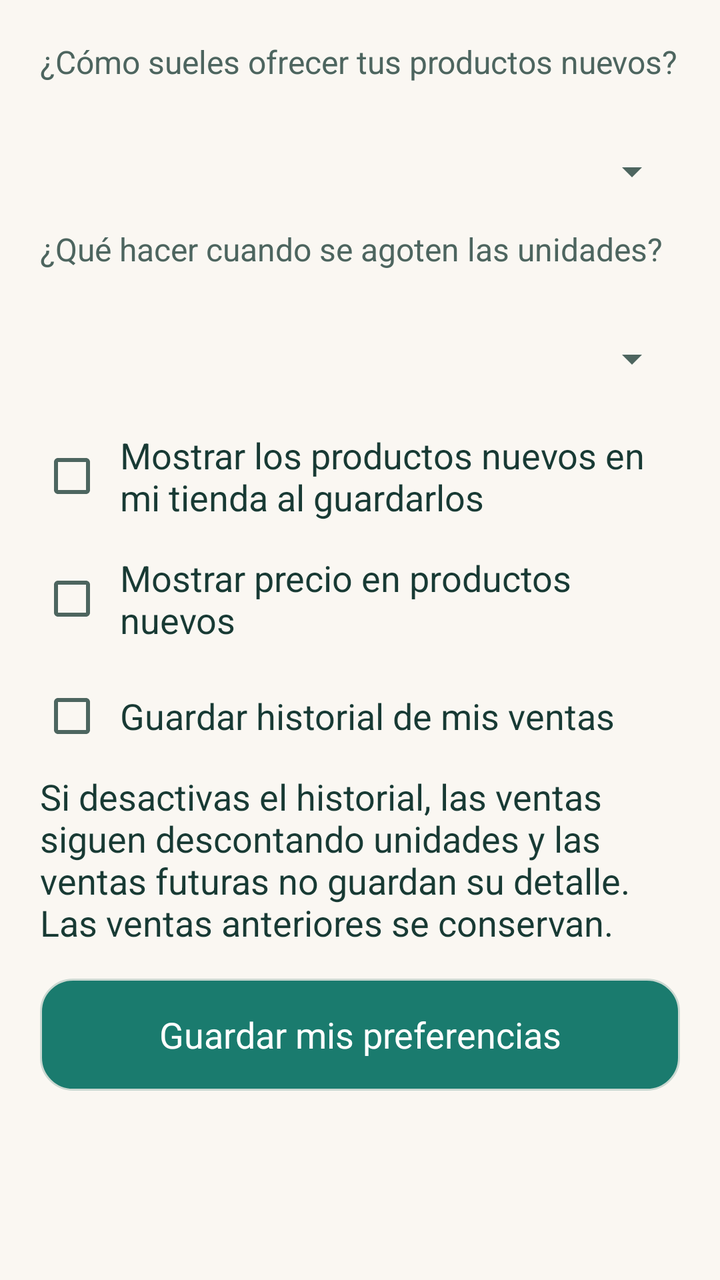
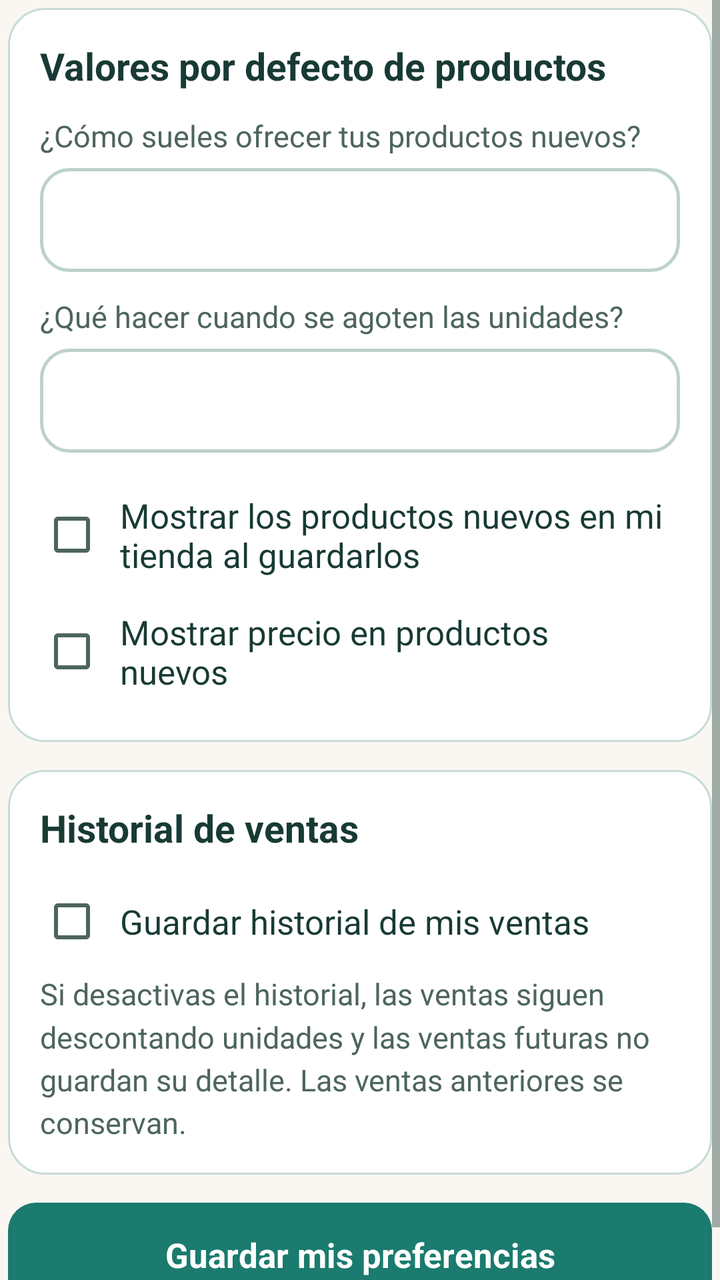

An Android layout rendered at two revisions. The XML below is the earlier revision; the diff shows what the commit changed to produce the second picture.
<!-- AndroidManifest.xml: application theme Theme.ConectaSur -->
<!-- res/layout/screen_owner_defaults.xml -->
<?xml version="1.0" encoding="utf-8"?>
<FrameLayout xmlns:android="http://schemas.android.com/apk/res/android" android:layout_width="match_parent" android:layout_height="match_parent"><ScrollView android:layout_width="match_parent" android:layout_height="match_parent" android:fillViewport="true"><LinearLayout android:id="@+id/screen_owner_defaults_body" android:layout_width="match_parent" android:layout_height="wrap_content" android:orientation="vertical" android:padding="20dp"><TextView android:id="@+id/pd_mode_label" style="@style/ConectaSur.Label" android:layout_width="match_parent" android:layout_height="wrap_content" android:text="@string/e5_screen_owner_defaults_1" /><Spinner android:id="@+id/pd_mode" android:layout_width="match_parent" android:layout_height="wrap_content" android:minHeight="56dp" android:contentDescription="@string/e5_screen_owner_defaults_2" /><TextView android:id="@+id/pd_soldout_label" style="@style/ConectaSur.Label" android:layout_width="match_parent" android:layout_height="wrap_content" android:text="@string/e5_screen_owner_defaults_3" /><Spinner android:id="@+id/pd_soldout" android:layout_width="match_parent" android:layout_height="wrap_content" android:minHeight="56dp" android:contentDescription="@string/e5_screen_owner_defaults_4" /><CheckBox android:id="@+id/pd_visible" style="@style/ConectaSur.Check" android:layout_width="match_parent" android:layout_height="wrap_content" android:text="@string/e5_screen_owner_defaults_5" /><CheckBox android:id="@+id/pd_price" style="@style/ConectaSur.Check" android:layout_width="match_parent" android:layout_height="wrap_content" android:text="@string/e5_screen_owner_defaults_6" /><CheckBox android:id="@+id/pd_history" style="@style/ConectaSur.Check" android:layout_width="match_parent" android:layout_height="wrap_content" android:text="@string/e5_screen_owner_defaults_7" /><TextView android:id="@+id/pd_note" style="@style/ConectaSur.Body" android:layout_width="match_parent" android:layout_height="wrap_content" android:text="@string/e5_screen_owner_defaults_8" /><Button android:id="@+id/pd_save" style="@style/ConectaSur.Button.Primary" android:layout_width="match_parent" android:layout_height="wrap_content" android:text="@string/e5_screen_owner_defaults_9" /></LinearLayout></ScrollView></FrameLayout>
<!-- resources referenced by this layout -->
<resources>
  <style name="ConectaSur.Body" parent="android:Widget.TextView">
          <item name="android:textSize">18sp</item>
          <item name="android:textColor">?attr/appInk</item>
          <item name="android:layout_marginBottom">16dp</item>
      </style>
  <style name="ConectaSur.Check" parent="android:Widget.CompoundButton.CheckBox">
          <item name="android:textSize">18sp</item><item name="android:textColor">?attr/appInk</item>
          <item name="android:minHeight">56dp</item><item name="android:padding">8dp</item>
      </style>
  <style name="ConectaSur.Label" parent="ConectaSur.Body">
          <item name="android:textSize">16sp</item>
          <item name="android:textColor">?attr/appMuted</item>
      </style>
  <style name="Theme.ConectaSur" parent="android:style/Theme.Material.Light.NoActionBar">
          <item name="android:fontFamily">sans-serif</item>
          <item name="android:windowLightStatusBar">true</item>
          <item name="android:colorAccent">@color/conectasur_forest</item>
          <item name="android:windowBackground">@color/conectasur_cream</item>
          <item name="android:colorBackground">@color/conectasur_cream</item>
          <item name="android:textColorPrimary">@color/conectasur_ink</item>
          <item name="android:textColorSecondary">#4D655F</item>
          <item name="appInk">@color/conectasur_ink</item>
          <item name="appMuted">#4D655F</item>
          <item name="appSurface">#FFFFFF</item>
          <item name="appPrimary">@color/conectasur_forest</item>
          <item name="appBorder">#CAD8D1</item>
      </style>
  <style name="ConectaSur.Button" parent="android:Widget.Button">
          <item name="android:background">@drawable/button_outline</item>
          <item name="android:textColor">?attr/appInk</item>
          <item name="android:textSize">18sp</item>
          <item name="android:textAllCaps">false</item>
          <item name="android:minHeight">56dp</item>
          <item name="android:paddingStart">16dp</item>
          <item name="android:paddingEnd">16dp</item>
          <item name="android:paddingTop">12dp</item>
          <item name="android:paddingBottom">12dp</item>
          <item name="android:layout_marginBottom">12dp</item>
          <item name="android:drawablePadding">12dp</item>
          <item name="android:stateListAnimator">@null</item>
      </style>
  <!-- drawable button_primary (drawable) -->
  <?xml version='1.0' encoding='utf-8'?>
  <selector xmlns:android="http://schemas.android.com/apk/res/android">
      <item android:state_pressed="true">
          <shape>
              <solid android:color="#10544C" />
              <corners android:radius="16dp" />
              <stroke android:width="3dp" android:color="?attr/appInk" />
          </shape>
      </item>
      <item android:state_focused="true">
          <shape>
              <solid android:color="?attr/appPrimary" />
              <corners android:radius="16dp" />
              <stroke android:width="3dp" android:color="#FFFFFF" />
          </shape>
      </item>
      <item>
          <shape>
              <solid android:color="?attr/appPrimary" />
              <corners android:radius="16dp" />
              <stroke android:width="1dp" android:color="?attr/appBorder" />
          </shape>
      </item>
  </selector>
  <!-- drawable button_outline (drawable) -->
  <?xml version='1.0' encoding='utf-8'?>
  <selector xmlns:android="http://schemas.android.com/apk/res/android">
      <item android:state_pressed="true">
          <shape>
              <solid android:color="#DCEDE6" />
              <corners android:radius="16dp" />
              <stroke android:width="3dp" android:color="?attr/appInk" />
          </shape>
      </item>
      <item android:state_focused="true">
          <shape>
              <solid android:color="?attr/appSurface" />
              <corners android:radius="16dp" />
              <stroke android:width="3dp" android:color="#A85D17" />
          </shape>
      </item>
      <item android:state_selected="true">
          <shape>
              <solid android:color="?attr/appSurface" />
              <corners android:radius="16dp" />
              <stroke android:width="3dp" android:color="?attr/appPrimary" />
          </shape>
      </item>
      <item>
          <shape>
              <solid android:color="?attr/appSurface" />
              <corners android:radius="16dp" />
              <stroke android:width="1dp" android:color="?attr/appBorder" />
          </shape>
      </item>
  </selector>
  <!-- unchanged entries left out for length: 13 -->
</resources>

<!-- the commit's change to res/layout/screen_owner_defaults.xml (unified diff, before → after) -->
@@ -1,2 +1,121 @@
 <?xml version="1.0" encoding="utf-8"?>
-<FrameLayout xmlns:android="http://schemas.android.com/apk/res/android" android:layout_width="match_parent" android:layout_height="match_parent"><ScrollView android:layout_width="match_parent" android:layout_height="match_parent" android:fillViewport="true"><LinearLayout android:id="@+id/screen_owner_defaults_body" android:layout_width="match_parent" android:layout_height="wrap_content" android:orientation="vertical" android:padding="20dp"><TextView android:id="@+id/pd_mode_label" style="@style/ConectaSur.Label" android:layout_width="match_parent" android:layout_height="wrap_content" android:text="@string/e5_screen_owner_defaults_1" /><Spinner android:id="@+id/pd_mode" android:layout_width="match_parent" android:layout_height="wrap_content" android:minHeight="56dp" android:contentDescription="@string/e5_screen_owner_defaults_2" /><TextView android:id="@+id/pd_soldout_label" style="@style/ConectaSur.Label" android:layout_width="match_parent" android:layout_height="wrap_content" android:text="@string/e5_screen_owner_defaults_3" /><Spinner android:id="@+id/pd_soldout" android:layout_width="match_parent" android:layout_height="wrap_content" android:minHeight="56dp" android:contentDescription="@string/e5_screen_owner_defaults_4" /><CheckBox android:id="@+id/pd_visible" style="@style/ConectaSur.Check" android:layout_width="match_parent" android:layout_height="wrap_content" android:text="@string/e5_screen_owner_defaults_5" /><CheckBox android:id="@+id/pd_price" style="@style/ConectaSur.Check" android:layout_width="match_parent" android:layout_height="wrap_content" android:text="@string/e5_screen_owner_defaults_6" /><CheckBox android:id="@+id/pd_history" style="@style/ConectaSur.Check" android:layout_width="match_parent" android:layout_height="wrap_content" android:text="@string/e5_screen_owner_defaults_7" /><TextView android:id="@+id/pd_note" style="@style/ConectaSur.Body" android:layout_width="match_parent" android:layout_height="wrap_content" android:text="@string/e5_screen_owner_defaults_8" /><Button android:id="@+id/pd_save" style="@style/ConectaSur.Button.Primary" android:layout_width="match_parent" android:layout_height="wrap_content" android:text="@string/e5_screen_owner_defaults_9" /></LinearLayout></ScrollView></FrameLayout>
+<FrameLayout xmlns:android="http://schemas.android.com/apk/res/android"
+    android:layout_width="match_parent"
+    android:layout_height="match_parent">
+
+    <ScrollView
+        android:layout_width="match_parent"
+        android:layout_height="match_parent"
+        android:fillViewport="true">
+
+        <LinearLayout
+            android:id="@+id/screen_owner_defaults_body"
+            android:layout_width="match_parent"
+            android:layout_height="wrap_content"
+            android:orientation="vertical"
+            android:padding="4dp">
+
+            <LinearLayout
+                android:layout_width="match_parent"
+                android:layout_height="wrap_content"
+                android:layout_marginBottom="14dp"
+                android:background="@drawable/card_surface"
+                android:orientation="vertical"
+                android:padding="16dp">
+
+                <TextView
+                    style="@style/ConectaSur.Section"
+                    android:layout_width="match_parent"
+                    android:layout_height="wrap_content"
+                    android:layout_marginTop="0dp"
+                    android:layout_marginBottom="12dp"
+                    android:text="Valores por defecto de productos" />
+
+                <TextView
+                    android:id="@+id/pd_mode_label"
+                    style="@style/ConectaSur.Label"
+                    android:layout_width="match_parent"
+                    android:layout_height="wrap_content"
+                    android:text="@string/e5_screen_owner_defaults_1" />
+
+                <Spinner
+                    android:id="@+id/pd_mode"
+                    android:layout_width="match_parent"
+                    android:layout_height="wrap_content"
+                    android:layout_marginBottom="12dp"
+                    android:background="@drawable/input_field"
+                    android:contentDescription="@string/e5_screen_owner_defaults_2"
+                    android:minHeight="52dp" />
+
+                <TextView
+                    android:id="@+id/pd_soldout_label"
+                    style="@style/ConectaSur.Label"
+                    android:layout_width="match_parent"
+                    android:layout_height="wrap_content"
+                    android:text="@string/e5_screen_owner_defaults_3" />
+
+                <Spinner
+                    android:id="@+id/pd_soldout"
+                    android:layout_width="match_parent"
+                    android:layout_height="wrap_content"
+                    android:layout_marginBottom="12dp"
+                    android:background="@drawable/input_field"
+                    android:contentDescription="@string/e5_screen_owner_defaults_4"
+                    android:minHeight="52dp" />
+
+                <CheckBox
+                    android:id="@+id/pd_visible"
+                    style="@style/ConectaSur.Check"
+                    android:layout_width="match_parent"
+                    android:layout_height="wrap_content"
+                    android:text="@string/e5_screen_owner_defaults_5" />
+
+                <CheckBox
+                    android:id="@+id/pd_price"
+                    style="@style/ConectaSur.Check"
+                    android:layout_width="match_parent"
+                    android:layout_height="wrap_content"
+                    android:text="@string/e5_screen_owner_defaults_6" />
+            </LinearLayout>
+
+            <LinearLayout
+                android:layout_width="match_parent"
+                android:layout_height="wrap_content"
+                android:layout_marginBottom="14dp"
+                android:background="@drawable/card_surface"
+                android:orientation="vertical"
+                android:padding="16dp">
+
+                <TextView
+                    style="@style/ConectaSur.Section"
+                    android:layout_width="match_parent"
+                    android:layout_height="wrap_content"
+                    android:layout_marginTop="0dp"
+                    android:layout_marginBottom="8dp"
+                    android:text="Historial de ventas" />
+
+                <CheckBox
+                    android:id="@+id/pd_history"
+                    style="@style/ConectaSur.Check"
+                    android:layout_width="match_parent"
+                    android:layout_height="wrap_content"
+                    android:text="@string/e5_screen_owner_defaults_7" />
+
+                <TextView
+                    android:id="@+id/pd_note"
+                    style="@style/ConectaSur.Label"
+                    android:layout_width="match_parent"
+                    android:layout_height="wrap_content"
+                    android:layout_marginBottom="0dp"
+                    android:text="@string/e5_screen_owner_defaults_8" />
+            </LinearLayout>
+
+            <Button
+                android:id="@+id/pd_save"
+                style="@style/ConectaSur.Button.Primary"
+                android:layout_width="match_parent"
+                android:layout_height="wrap_content"
+                android:text="@string/e5_screen_owner_defaults_9" />
+        </LinearLayout>
+    </ScrollView>
+</FrameLayout>
<!-- resource entries referenced after the edit -->
@@ -1,103 +1,145 @@
 <!-- resources referenced by this layout -->
 <resources>
+  <!-- drawable card_surface (drawable) -->
+  <?xml version="1.0" encoding="utf-8"?>
+  <shape xmlns:android="http://schemas.android.com/apk/res/android">
+      <solid android:color="?attr/appSurface" />
+      <stroke android:width="1dp" android:color="?attr/appBorder" />
+      <corners android:radius="18dp" />
+  </shape>
+  <!-- drawable input_field (drawable) -->
+  <?xml version="1.0" encoding="utf-8"?>
+  <selector xmlns:android="http://schemas.android.com/apk/res/android">
+      <item android:state_focused="true">
+          <shape>
+              <solid android:color="#FFFFFF" />
+              <corners android:radius="14dp" />
+              <stroke android:width="2dp" android:color="?attr/appPrimary" />
+          </shape>
+      </item>
+      <item>
+          <shape>
+              <solid android:color="#FFFFFF" />
+              <corners android:radius="14dp" />
+              <stroke android:width="1.5dp" android:color="#BDD1CA" />
+          </shape>
+      </item>
+  </selector>
   <style name="ConectaSur.Body" parent="android:Widget.TextView">
-          <item name="android:textSize">18sp</item>
+          <item name="android:textSize">17sp</item>
           <item name="android:textColor">?attr/appInk</item>
-          <item name="android:layout_marginBottom">16dp</item>
+          <item name="android:lineSpacingMultiplier">1.2</item>
+          <item name="android:layout_marginBottom">12dp</item>
       </style>
+  <color name="conectasur_muted">#4D655F</color>
+  <color name="conectasur_surface">#FFFFFF</color>
+  <color name="conectasur_forest_border">#C8DBD5</color>
   <style name="ConectaSur.Check" parent="android:Widget.CompoundButton.CheckBox">
-          <item name="android:textSize">18sp</item><item name="android:textColor">?attr/appInk</item>
-          <item name="android:minHeight">56dp</item><item name="android:padding">8dp</item>
+          <item name="android:textSize">17sp</item>
+          <item name="android:textColor">?attr/appInk</item>
+          <item name="android:minHeight">52dp</item>
+          <item name="android:padding">8dp</item>
       </style>
   <style name="ConectaSur.Label" parent="ConectaSur.Body">
-          <item name="android:textSize">16sp</item>
+          <item name="android:textSize">15sp</item>
           <item name="android:textColor">?attr/appMuted</item>
+          <item name="android:layout_marginBottom">6dp</item>
+      </style>
+  <style name="ConectaSur.Section" parent="ConectaSur.Body">
+          <item name="android:textSize">19sp</item>
+          <item name="android:textStyle">bold</item>
+          <item name="android:layout_marginTop">12dp</item>
+          <item name="android:layout_marginBottom">8dp</item>
       </style>
   <style name="Theme.ConectaSur" parent="android:style/Theme.Material.Light.NoActionBar">
           <item name="android:fontFamily">sans-serif</item>
           <item name="android:windowLightStatusBar">true</item>
+          <item name="android:statusBarColor">@color/conectasur_cream</item>
           <item name="android:colorAccent">@color/conectasur_forest</item>
           <item name="android:windowBackground">@color/conectasur_cream</item>
           <item name="android:colorBackground">@color/conectasur_cream</item>
           <item name="android:textColorPrimary">@color/conectasur_ink</item>
-          <item name="android:textColorSecondary">#4D655F</item>
+          <item name="android:textColorSecondary">@color/conectasur_muted</item>
           <item name="appInk">@color/conectasur_ink</item>
-          <item name="appMuted">#4D655F</item>
-          <item name="appSurface">#FFFFFF</item>
+          <item name="appMuted">@color/conectasur_muted</item>
+          <item name="appSurface">@color/conectasur_surface</item>
           <item name="appPrimary">@color/conectasur_forest</item>
-          <item name="appBorder">#CAD8D1</item>
+          <item name="appBorder">@color/conectasur_forest_border</item>
+          <item name="appBackground">@color/conectasur_cream</item>
       </style>
   <style name="ConectaSur.Button" parent="android:Widget.Button">
           <item name="android:background">@drawable/button_outline</item>
           <item name="android:textColor">?attr/appInk</item>
-          <item name="android:textSize">18sp</item>
+          <item name="android:textSize">17sp</item>
+          <item name="android:textStyle">bold</item>
           <item name="android:textAllCaps">false</item>
-          <item name="android:minHeight">56dp</item>
+          <item name="android:minHeight">52dp</item>
           <item name="android:paddingStart">16dp</item>
           <item name="android:paddingEnd">16dp</item>
-          <item name="android:paddingTop">12dp</item>
-          <item name="android:paddingBottom">12dp</item>
-          <item name="android:layout_marginBottom">12dp</item>
-          <item name="android:drawablePadding">12dp</item>
+          <item name="android:paddingTop">10dp</item>
+          <item name="android:paddingBottom">10dp</item>
+          <item name="android:layout_marginBottom">10dp</item>
+          <item name="android:drawablePadding">10dp</item>
           <item name="android:stateListAnimator">@null</item>
       </style>
   <!-- drawable button_primary (drawable) -->
-  <?xml version='1.0' encoding='utf-8'?>
+  <?xml version="1.0" encoding="utf-8"?>
   <selector xmlns:android="http://schemas.android.com/apk/res/android">
       <item android:state_pressed="true">
           <shape>
-              <solid android:color="#10544C" />
-              <corners android:radius="16dp" />
-              <stroke android:width="3dp" android:color="?attr/appInk" />
+              <solid android:color="@color/conectasur_forest_dark" />
+              <corners android:radius="14dp" />
+              <stroke android:width="2dp" android:color="?attr/appInk" />
           </shape>
       </item>
       <item android:state_focused="true">
           <shape>
               <solid android:color="?attr/appPrimary" />
-              <corners android:radius="16dp" />
-              <stroke android:width="3dp" android:color="#FFFFFF" />
+              <corners android:radius="14dp" />
+              <stroke android:width="2dp" android:color="#FFFFFF" />
           </shape>
       </item>
       <item>
           <shape>
               <solid android:color="?attr/appPrimary" />
-              <corners android:radius="16dp" />
-              <stroke android:width="1dp" android:color="?attr/appBorder" />
+              <corners android:radius="14dp" />
           </shape>
       </item>
   </selector>
   <!-- drawable button_outline (drawable) -->
-  <?xml version='1.0' encoding='utf-8'?>
+  <?xml version="1.0" encoding="utf-8"?>
   <selector xmlns:android="http://schemas.android.com/apk/res/android">
       <item android:state_pressed="true">
           <shape>
-              <solid android:color="#DCEDE6" />
-              <corners android:radius="16dp" />
-              <stroke android:width="3dp" android:color="?attr/appInk" />
+              <solid android:color="#DCECE6" />
+              <corners android:radius="14dp" />
+              <stroke android:width="2dp" android:color="?attr/appInk" />
           </shape>
       </item>
       <item android:state_focused="true">
           <shape>
               <solid android:color="?attr/appSurface" />
-              <corners android:radius="16dp" />
-              <stroke android:width="3dp" android:color="#A85D17" />
+              <corners android:radius="14dp" />
+              <stroke android:width="2dp" android:color="?attr/appPrimary" />
           </shape>
       </item>
       <item android:state_selected="true">
           <shape>
-              <solid android:color="?attr/appSurface" />
-              <corners android:radius="16dp" />
-              <stroke android:width="3dp" android:color="?attr/appPrimary" />
+              <solid android:color="@color/conectasur_forest_soft" />
+              <corners android:radius="14dp" />
+              <stroke android:width="2dp" android:color="?attr/appPrimary" />
           </shape>
       </item>
       <item>
           <shape>
               <solid android:color="?attr/appSurface" />
-              <corners android:radius="16dp" />
-              <stroke android:width="1dp" android:color="?attr/appBorder" />
+              <corners android:radius="14dp" />
+              <stroke android:width="1.5dp" android:color="?attr/appBorder" />
           </shape>
       </item>
   </selector>
+  <color name="conectasur_forest_dark">#125950</color>
+  <color name="conectasur_forest_soft">#E6F1EE</color>
   <!-- unchanged entries left out for length: 13 -->
 </resources>
 
